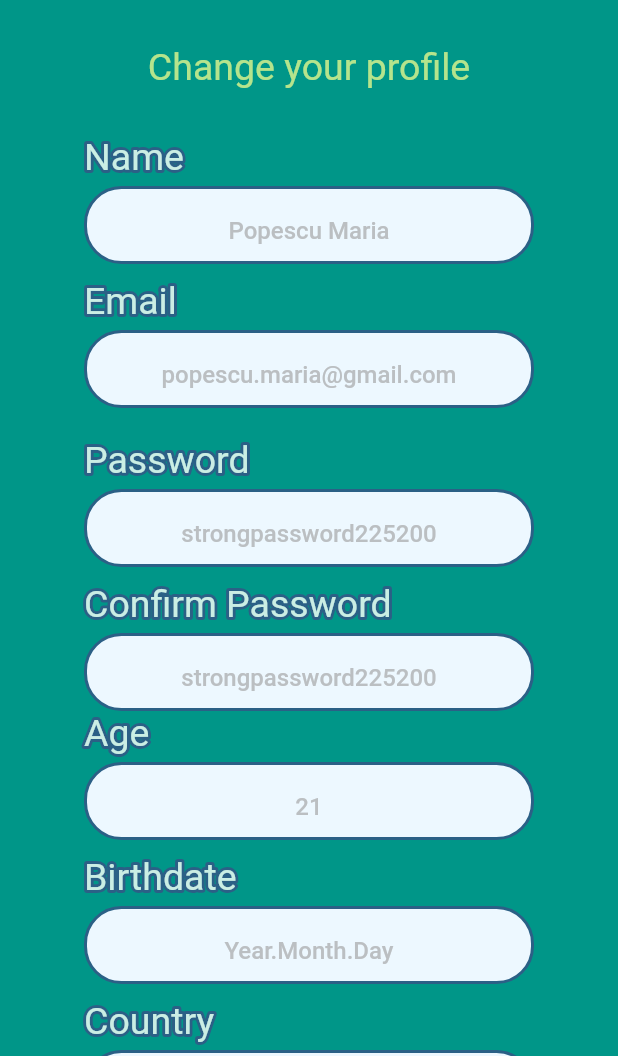
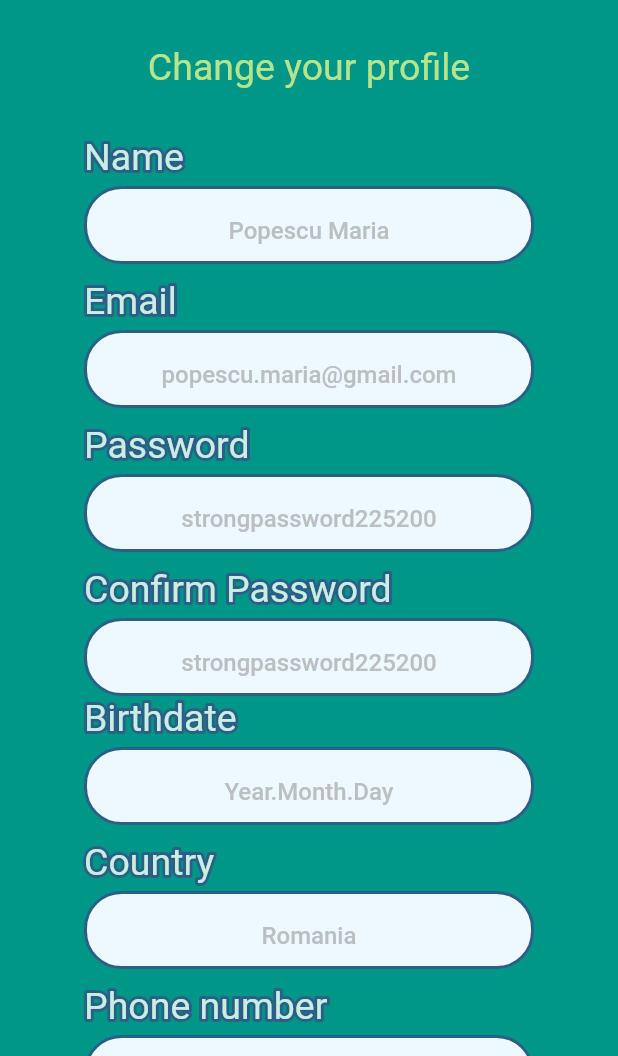
Before and after one commit to paulamalina/ip_movie_recomandation, a Flutter app: the ChangeProfieScreen screen opened by its route, on a phone screen of 412 x 824 dp, the part 180-1236 px from its top. Run offline on Flutter 3.47's test engine with Material 2 defaults, Android fonts, the phone set to English and light mode, and no system bars; drawn by our look-alikes of bordered_text; our stand-ins replace carousel_slider, flutter_rating_bar, flutter_svg, video_player; missing offline and left inert: comment_box; project files that could hold a hidden picture were left out.

Commit message:
unused changes

```diff
--- a/lib/screens/ChangeProfileScreen/changeProfile.dart
+++ b/lib/screens/ChangeProfileScreen/changeProfile.dart
@@ -160,7 +160,7 @@ class _ChangeProfieScreen extends State<ChangeProfieScreen> {
                                                     TextEditingController()),
                                           ),
                                           SizedBox(
-                                            height: 20,
+                                            height: 10,
                                           ),
                                           Container(
                                             child: MyTextField(
@@ -215,25 +215,6 @@ class _ChangeProfieScreen extends State<ChangeProfieScreen> {
                                                 formFieldValidator: (text) {
                                                   if (text == null ||
                                                       text.isEmpty ||
-                                                      !RegExp(r"^[1-9][0-9]$")
-                                                          .hasMatch(text)) {
-                                                    return "Invalid age";
-                                                  }
-                                                  return null;
-                                                },
-                                                hintText: '21',
-                                                text: 'Age',
-                                                controller:
-                                                    TextEditingController()),
-                                          ),
-                                          SizedBox(
-                                            height: 10,
-                                          ),
-                                          Container(
-                                            child: MyTextField(
-                                                formFieldValidator: (text) {
-                                                  if (text == null ||
-                                                      text.isEmpty ||
                                                       !RegExp(r"^(19[0-9][0-9]|20[0-1][0-9]).(((0[1,3,5,7,8]|1[0,2]).([0-2][0-9]|3[0-1]))|((0[4,5,9]|11).([0-2][0-9]|30))|(02.[0-2][0-9]))$")
                                                           .hasMatch(text)) {
                                                     return "Invalid date";
@@ -272,11 +253,27 @@ class _ChangeProfieScreen extends State<ChangeProfieScreen> {
                                                 formFieldValidator: (text) {
                                                   if (text == null ||
                                                       text.isEmpty) {
-                                                    return 'Invalid bio';
+                                                    return 'Invalid phone number';
                                                   }
                                                 },
-                                                hintText: 'I love movies!',
-                                                text: 'Bio',
+                                                hintText: '0778992124',
+                                                text: 'Phone number',
+                                                controller:
+                                                    TextEditingController()),
+                                          ),
+                                          SizedBox(
+                                            height: 10,
+                                          ),
+                                          Container(
+                                            child: MyTextField(
+                                                formFieldValidator: (text) {
+                                                  if (text == null ||
+                                                      text.isEmpty) {
+                                                    return 'Invalid gender';
+                                                  }
+                                                },
+                                                hintText: 'F/M',
+                                                text: 'Gender',
                                                 controller:
                                                     TextEditingController()),
                                           ),
```
